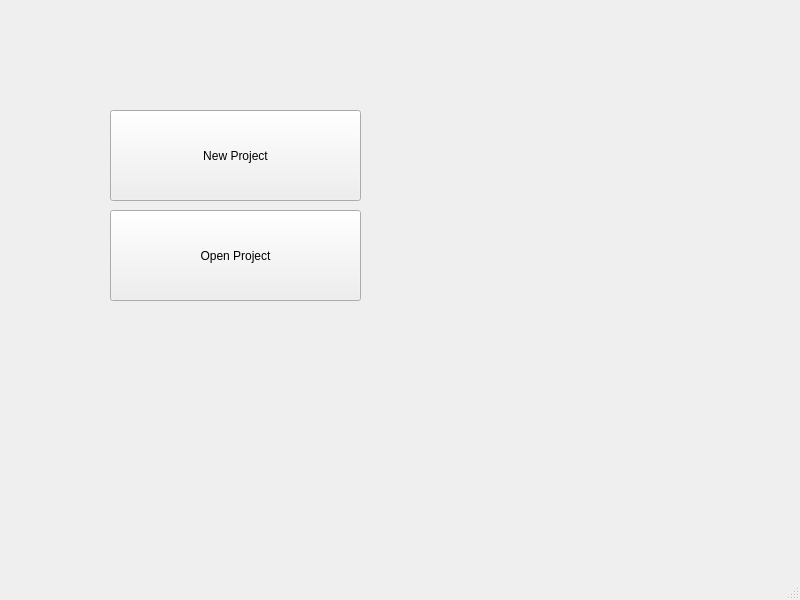
Qt form startupwindow.ui (University-of-Utah-CS3505/a8-sprite-editor-f23-MAUIFanClub) before a commit.
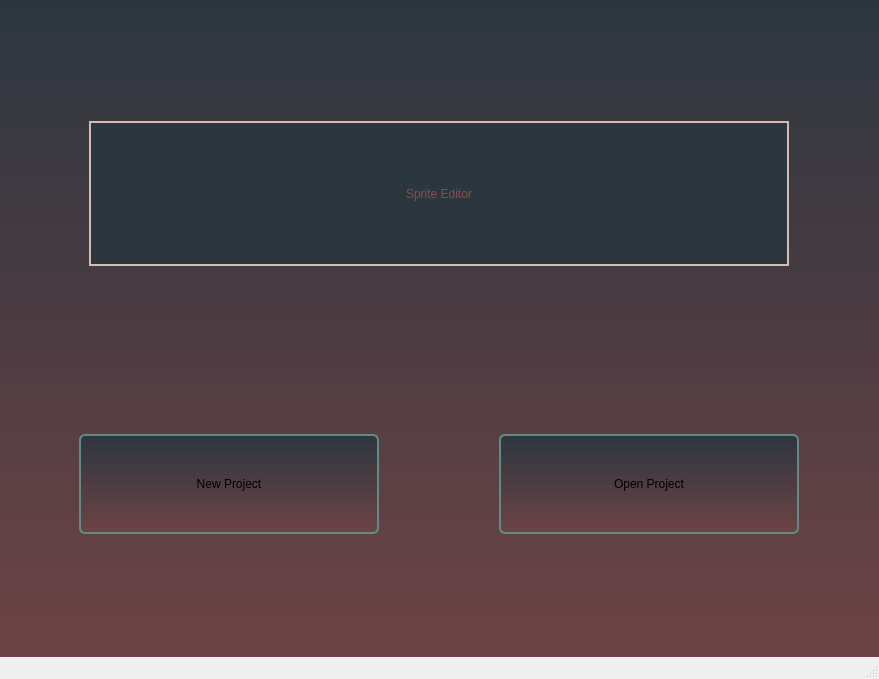
The same form after that commit.

Diff of the .ui file:
```diff
--- a/startupwindow.ui
+++ b/startupwindow.ui
@@ -6,40 +6,166 @@
    <rect>
     <x>0</x>
     <y>0</y>
-    <width>800</width>
-    <height>600</height>
+    <width>879</width>
+    <height>679</height>
    </rect>
   </property>
+  <property name="sizePolicy">
+   <sizepolicy hsizetype="Preferred" vsizetype="Preferred">
+    <horstretch>0</horstretch>
+    <verstretch>10</verstretch>
+   </sizepolicy>
+  </property>
   <property name="windowTitle">
    <string>MainWindow</string>
   </property>
   <widget class="QWidget" name="centralwidget">
-   <widget class="QPushButton" name="newProjectButton">
-    <property name="geometry">
-     <rect>
-      <x>110</x>
-      <y>110</y>
-      <width>251</width>
-      <height>91</height>
-     </rect>
+   <property name="styleSheet">
+    <string notr="true">background-color: qlineargradient(spread:pad, x1:0.5, y1:0, x2:0.5, y2:1.5, stop:0 #2C363F, stop:1 #8E4A49)</string>
+   </property>
+   <layout class="QVBoxLayout" name="verticalLayout_2">
+    <property name="sizeConstraint">
+     <enum>QLayout::SetNoConstraint</enum>
     </property>
-    <property name="text">
-     <string>New Project</string>
-    </property>
-   </widget>
-   <widget class="QPushButton" name="openProjectButton">
-    <property name="geometry">
-     <rect>
-      <x>110</x>
-      <y>210</y>
-      <width>251</width>
-      <height>91</height>
-     </rect>
-    </property>
-    <property name="text">
-     <string>Open Project</string>
-    </property>
-   </widget>
+    <item>
+     <layout class="QHBoxLayout" name="horizontalLayout_2" stretch="0">
+      <property name="leftMargin">
+       <number>50</number>
+      </property>
+      <property name="rightMargin">
+       <number>50</number>
+      </property>
+      <property name="bottomMargin">
+       <number>50</number>
+      </property>
+      <item>
+       <widget class="QLabel" name="label_2">
+        <property name="sizePolicy">
+         <sizepolicy hsizetype="Expanding" vsizetype="Preferred">
+          <horstretch>0</horstretch>
+          <verstretch>0</verstretch>
+         </sizepolicy>
+        </property>
+        <property name="maximumSize">
+         <size>
+          <width>700</width>
+          <height>145</height>
+         </size>
+        </property>
+        <property name="layoutDirection">
+         <enum>Qt::LeftToRight</enum>
+        </property>
+        <property name="autoFillBackground">
+         <bool>false</bool>
+        </property>
+        <property name="styleSheet">
+         <string notr="true">font: 700 italic 64pt &quot;Segoe UI&quot;;
+color : #8E4A49;
+border : 2px solid #D3BDB0;
+background-color : #2C363F;
+padding: 10px;
+align: center;
+</string>
+        </property>
+        <property name="text">
+         <string>Sprite Editor</string>
+        </property>
+        <property name="alignment">
+         <set>Qt::AlignCenter</set>
+        </property>
+        <property name="margin">
+         <number>0</number>
+        </property>
+       </widget>
+      </item>
+     </layout>
+    </item>
+    <item>
+     <layout class="QHBoxLayout" name="horizontalLayout" stretch="30,30">
+      <property name="spacing">
+       <number>100</number>
+      </property>
+      <property name="leftMargin">
+       <number>50</number>
+      </property>
+      <property name="rightMargin">
+       <number>50</number>
+      </property>
+      <item>
+       <widget class="QPushButton" name="newProjectButton">
+        <property name="minimumSize">
+         <size>
+          <width>84</width>
+          <height>100</height>
+         </size>
+        </property>
+        <property name="maximumSize">
+         <size>
+          <width>300</width>
+          <height>16777215</height>
+         </size>
+        </property>
+        <property name="styleSheet">
+         <string notr="true">QPushButton {
+    border: 2px solid #618985;
+    border-radius: 6px;
+    background-color: qlineargradient(x1: 0, y1: 0, x2: 0, y2: 1,
+                                      stop: 0 #8E4A49, stop: 1 #D3BDB0);
+	
+	font: italic 18pt &quot;Segoe UI&quot; rgb(180, 202, 81);
+    min-width: 80px;
+}
+QPushButton:hover {
+    background-color: qlineargradient(x1: 0, y1: 0, x2: 0, y2: 1,
+                                      stop: 0 #8E4A49, stop: 1 #D3BDB0);
+	border: 4px solid #2C363F;
+}
+</string>
+        </property>
+        <property name="text">
+         <string>New Project</string>
+        </property>
+       </widget>
+      </item>
+      <item>
+       <widget class="QPushButton" name="openProjectButton">
+        <property name="minimumSize">
+         <size>
+          <width>84</width>
+          <height>100</height>
+         </size>
+        </property>
+        <property name="maximumSize">
+         <size>
+          <width>300</width>
+          <height>16777215</height>
+         </size>
+        </property>
+        <property name="styleSheet">
+         <string notr="true">QPushButton {
+    border: 2px solid #618985;
+    border-radius: 6px;
+    background-color: qlineargradient(x1: 0, y1: 0, x2: 0, y2: 1,
+                                      stop: 0 #8E4A49, stop: 1 #D3BDB0);
+	
+	font: italic 18pt &quot;Segoe UI&quot; rgb(180, 202, 81);
+    min-width: 80px;
+}
+QPushButton:hover {
+    background-color: qlineargradient(x1: 0, y1: 0, x2: 0, y2: 1,
+                                      stop: 0 #8E4A49, stop: 1 #D3BDB0);
+	border: 4px solid #2C363F;
+}
+</string>
+        </property>
+        <property name="text">
+         <string>Open Project</string>
+        </property>
+       </widget>
+      </item>
+     </layout>
+    </item>
+   </layout>
   </widget>
   <widget class="QMenuBar" name="menubar">
    <property name="geometry">
```
Left out of the diff: 2 changed lines with no effect on the pictures.
